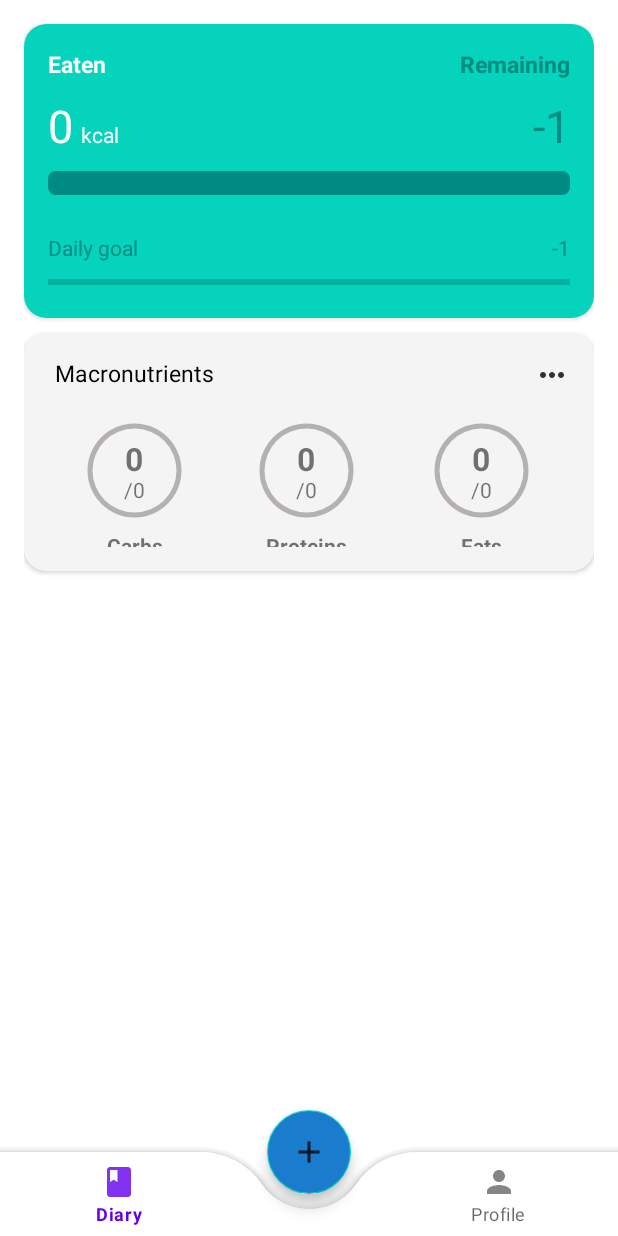
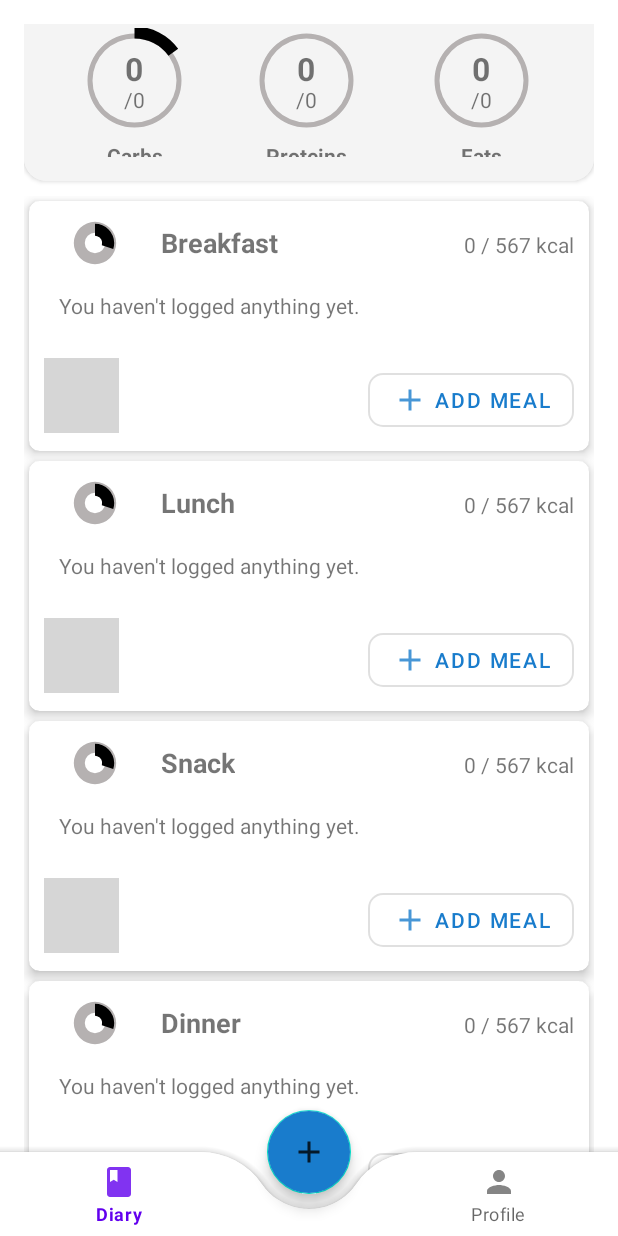
Before and after one commit to n1hadd/VitalityPro, an Android app: the DiaryFragment screen opened directly, with no data from a screen before it, on a phone screen of 412 x 824 dp. Run offline under Robolectric (Android 15) with nearby library versions, the phone set to English and light mode, and no system bars; libraries missing offline, so code that uses them is left out: com.github.mikephil.charting; pictures from the network do not load; Roboto replaces fonts that are not available here; grey boxes are pictures that could not be loaded.

Commit message:
Initial commit

```diff
--- a/app/build.gradle.kts
+++ b/app/build.gradle.kts
@@ -32,7 +32,7 @@ android {
 }
 
 dependencies {
-
+    implementation ("com.github.bumptech.glide:glide:4.16.0")
     implementation(libs.appcompat)
     implementation(libs.material)
     implementation(libs.activity)
--- a/app/src/main/java/com/example/vitalitypro/DiaryFragment.java
+++ b/app/src/main/java/com/example/vitalitypro/DiaryFragment.java
@@ -2,16 +2,8 @@ package com.example.vitalitypro;
 
 import android.content.Context;
 import android.content.SharedPreferences;
-import android.graphics.Color;
 import android.graphics.Typeface;
 import android.os.Bundle;
-
-import androidx.cardview.widget.CardView;
-import androidx.constraintlayout.widget.ConstraintLayout;
-import androidx.fragment.app.Fragment;
-import androidx.fragment.app.FragmentManager;
-import androidx.fragment.app.FragmentTransaction;
-
 import android.text.Spannable;
 import android.text.SpannableString;
 import android.text.style.RelativeSizeSpan;
@@ -26,11 +18,15 @@ import android.widget.RelativeLayout;
 import android.widget.ScrollView;
 import android.widget.TextView;
 
+import androidx.cardview.widget.CardView;
+import androidx.constraintlayout.widget.ConstraintLayout;
+import androidx.fragment.app.Fragment;
+import androidx.fragment.app.FragmentManager;
+import androidx.fragment.app.FragmentTransaction;
+import androidx.recyclerview.widget.LinearLayoutManager;
+import androidx.recyclerview.widget.RecyclerView;
+
 import com.github.mikephil.charting.charts.PieChart;
-import com.github.mikephil.charting.data.PieData;
-import com.github.mikephil.charting.data.PieDataSet;
-import com.github.mikephil.charting.data.PieEntry;
-import com.github.mikephil.charting.utils.ColorTemplate;
 
 import java.util.ArrayList;
 
@@ -82,7 +78,7 @@ public class DiaryFragment extends Fragment {
     }
 
     private static final String TAG = "Diary Fragment";
-    private ConstraintLayout constraintLayout;
+    private ScrollView scrollView;
     private CardView cardView, macronutrients;
     private RelativeLayout cardRelativeLayout;
     private ConstraintLayout macronutrientsConsLayout;
@@ -98,6 +94,9 @@ public class DiaryFragment extends Fragment {
     private RelativeLayout relativeLayout2,relativeLayout3, relativeLayout4;
     private ProgressBar progressCarbs, progressProteins, progressFats;
     private TextView txtCarbs, txtProteins, txtFats;
+    private RecyclerView mealsRecylcerView;
+    private MealRecyclerViewAdapter mealRecyclerViewAdapter;
+
     @Override
     public View onCreateView(LayoutInflater inflater, ViewGroup container,
                              Bundle savedInstanceState) {
@@ -108,7 +107,7 @@ public class DiaryFragment extends Fragment {
         initViews(rootView);
         updateProgressBar(currentProgress);
         initProgressBarsNutrients();
-
+        initMealsRecylcerView();
 
 
         UserDatabaseHandler userDatabaseHandler = new UserDatabaseHandler(getContext());
@@ -117,6 +116,22 @@ public class DiaryFragment extends Fragment {
         dailyGoalCalories.setText(String.valueOf(dailyCalorieIntake));
 
         return rootView;
+    }
+
+    private void initMealsRecylcerView() {
+        ArrayList<Meal> meals = new ArrayList<>();
+        meals.add(new Meal("Breakfast", "https://i.postimg.cc/j5MD919B/english-breakfast.png"));
+        meals.add(new Meal("Lunch", "https://imgur.com/ZJZLqV6"));
+        meals.add(new Meal("Snack", "https://imgur.com/a88mGDd"));
+        meals.add(new Meal("Dinner", "https://imgur.com/iaRmtGv"));
+
+
+        mealRecyclerViewAdapter = new MealRecyclerViewAdapter(requireContext());
+        mealsRecylcerView.setAdapter(mealRecyclerViewAdapter);
+        mealsRecylcerView.setLayoutManager(new LinearLayoutManager(requireContext()));
+
+        mealRecyclerViewAdapter.setMeals(meals);
+
     }
 
     private void initProgressBarsNutrients() {
@@ -199,7 +214,7 @@ public class DiaryFragment extends Fragment {
     }
 
     private void initViews(View rootView) {
-        constraintLayout = rootView.findViewById(R.id.constraintLayout);
+        scrollView = rootView.findViewById(R.id.scrollView);
         cardView = rootView.findViewById(R.id.cardView);
         cardRelativeLayout = rootView.findViewById(R.id.cardRelativeLayout);
         txtEaten = rootView.findViewById(R.id.txtEaten);
@@ -223,5 +238,6 @@ public class DiaryFragment extends Fragment {
         relativeLayout4 = rootView.findViewById(R.id.relativeLayout4);
         progressFats = rootView.findViewById(R.id.progressFats);
         txtFats = rootView.findViewById(R.id.txtFats);
+        mealsRecylcerView = rootView.findViewById(R.id.mealsRecylcerView);
     }
 }
--- a/app/src/main/java/com/example/vitalitypro/MainActivity.java
+++ b/app/src/main/java/com/example/vitalitypro/MainActivity.java
@@ -2,34 +2,18 @@ package com.example.vitalitypro;
 
 import android.content.Intent;
 import android.os.Bundle;
-import android.os.Handler;
-import android.util.Log;
 import android.view.MenuItem;
 import android.view.View;
-import android.view.ViewGroup;
 import android.view.animation.Animation;
 import android.view.animation.TranslateAnimation;
 import android.widget.FrameLayout;
 
-import androidx.activity.EdgeToEdge;
 import androidx.appcompat.app.AppCompatActivity;
 import androidx.constraintlayout.widget.ConstraintLayout;
-import androidx.core.graphics.Insets;
-import androidx.core.view.ViewCompat;
-import androidx.core.view.WindowInsetsCompat;
 import androidx.fragment.app.Fragment;
 
 import com.example.vitalitypro.databinding.ActivityMainBinding;
-import com.google.android.material.button.MaterialButton;
 import com.google.android.material.floatingactionbutton.FloatingActionButton;
-import com.opencsv.CSVReader;
-import com.opencsv.exceptions.CsvValidationException;
-
-import java.io.IOException;
-import java.io.InputStream;
-import java.io.InputStreamReader;
-import java.util.ArrayList;
-import java.util.List;
 
 public class MainActivity extends AppCompatActivity {
 
@@ -56,6 +40,11 @@ public class MainActivity extends AppCompatActivity {
         initBottomNavigationBar();
         initFloatingActionButton();
         openDiaryFragment();
+        initMealsRecylcerView();
+    }
+
+    private void initMealsRecylcerView() {
+
 
     }
 
--- /dev/null
+++ b/app/src/main/java/com/example/vitalitypro/Meal.java
@@ -0,0 +1,35 @@
+package com.example.vitalitypro;
+
+public class Meal {
+    private String title;
+    private String imgUrl;
+
+    public Meal(String title, String imgUrl) {
+        this.title = title;
+        this.imgUrl = imgUrl;
+    }
+
+    @Override
+    public String toString() {
+        return "Meal{" +
+                "title='" + title + '\'' +
+                ", imgUrl='" + imgUrl + '\'' +
+                '}';
+    }
+
+    public String getTitle() {
+        return title;
+    }
+
+    public void setTitle(String title) {
+        this.title = title;
+    }
+
+    public String getImgUrl() {
+        return imgUrl;
+    }
+
+    public void setImgUrl(String imgUrl) {
+        this.imgUrl = imgUrl;
+    }
+}
--- /dev/null
+++ b/app/src/main/java/com/example/vitalitypro/MealRecyclerViewAdapter.java
@@ -0,0 +1,84 @@
+package com.example.vitalitypro;
+
+import android.content.Context;
+import android.util.Log;
+import android.view.LayoutInflater;
+import android.view.View;
+import android.view.ViewGroup;
+import android.widget.ImageView;
+import android.widget.ProgressBar;
+import android.widget.RelativeLayout;
+import android.widget.TextView;
+
+import androidx.annotation.NonNull;
+import androidx.cardview.widget.CardView;
+import androidx.recyclerview.widget.RecyclerView;
+
+import com.bumptech.glide.Glide;
+import com.google.android.material.button.MaterialButton;
+
+import java.util.List;
+
+public class MealRecyclerViewAdapter extends RecyclerView.Adapter<MealRecyclerViewAdapter.ViewHolder> {
+    private static final String TAG = "MealRecylcerViewAdapter";
+    private List<Meal> meals;
+    private Context context;
+
+    public MealRecyclerViewAdapter(Context context) {
+        this.context = context;
+    }
+
+    @NonNull
+    @Override
+    public ViewHolder onCreateViewHolder(@NonNull ViewGroup parent, int viewType) {
+        View view = LayoutInflater.from(parent.getContext()).inflate(R.layout.meal_custom_layout, parent, false);
+        return new ViewHolder(view);
+
+    }
+
+    @Override
+    public void onBindViewHolder(@NonNull ViewHolder holder, int position) {
+        Log.d(TAG, "onBindViewHolder: Started");
+        holder.txtMealTitle.setText(meals.get(position).getTitle());
+        Glide.with(context)
+                .asBitmap()
+                .load(meals.get(position).getImgUrl())
+                .into(holder.imgMeal);
+    }
+
+    @Override
+    public int getItemCount() {
+        return meals.size();
+    }
+
+    public void setMeals(List<Meal> meals) {
+        this.meals = meals;
+        notifyDataSetChanged();
+    }
+
+    public class ViewHolder extends RecyclerView.ViewHolder {
+        private CardView parent;
+        private RelativeLayout collapsedRelativeLayout;
+        private ProgressBar mealCaloriesProgress;
+        private TextView txtMealTitle, emptyLog;
+        private ImageView imgMeal;
+        private MaterialButton btnAddMeal;
+        private RelativeLayout expandedRelativeLayout;
+        private RecyclerView recyclerView;
+
+        public ViewHolder(@NonNull View itemView) {
+            super(itemView);
+            parent = itemView.findViewById(R.id.parent);
+            collapsedRelativeLayout = itemView.findViewById(R.id.collapsedRelativeLayout);
+            mealCaloriesProgress = itemView.findViewById(R.id.mealCaloriesProgress);
+            txtMealTitle = itemView.findViewById(R.id.txtMealTitle);
+            emptyLog = itemView.findViewById(R.id.emptyLog);
+            imgMeal = itemView.findViewById(R.id.imgMeal);
+            btnAddMeal = itemView.findViewById(R.id.btnAddMeal);
+            expandedRelativeLayout = itemView.findViewById(R.id.expandedRelativeLayout);
+            recyclerView = itemView.findViewById(R.id.recyclerView);
+        }
+    }
+
+
+}
--- /dev/null
+++ b/app/src/main/res/drawable/circle_shape_meal_progress.xml
@@ -0,0 +1,11 @@
+<?xml version="1.0" encoding="utf-8"?>
+<shape xmlns:android="http://schemas.android.com/apk/res/android"
+    android:shape="ring"
+    android:thickness="7dp"
+    android:innerRadiusRatio="10"
+    android:useLevel="false">
+
+    <solid
+        android:color="#B5B1B1"/>
+
+</shape>
--- /dev/null
+++ b/app/src/main/res/drawable/custom_circle_progress_bar.xml
@@ -0,0 +1,21 @@
+<?xml version="1.0" encoding="utf-8"?>
+<rotate xmlns:android="http://schemas.android.com/apk/res/android"
+    android:fromDegrees="270"
+    android:toDegrees="270"
+    >
+
+    <shape
+        android:innerRadiusRatio="10"
+        android:shape="ring"
+        android:thickness="8dp"
+        android:useLevel="true"
+        >
+
+        <solid
+            android:color="@color/black"
+            />
+
+
+
+    </shape>
+</rotate>
--- a/app/src/main/res/layout/fragment_diary.xml
+++ b/app/src/main/res/layout/fragment_diary.xml
@@ -1,18 +1,23 @@
 <?xml version="1.0" encoding="utf-8"?>
-<androidx.constraintlayout.widget.ConstraintLayout xmlns:android="http://schemas.android.com/apk/res/android"
+<ScrollView xmlns:android="http://schemas.android.com/apk/res/android"
     xmlns:app="http://schemas.android.com/apk/res-auto"
     xmlns:tools="http://schemas.android.com/tools"
-    android:id="@+id/constraintLayout"
+    android:id="@+id/scrollView"
     android:layout_width="match_parent"
     android:layout_height="match_parent"
     android:padding="16dp"
-    tools:context=".DiaryFragment">
+    tools:context=".DiaryFragment"
+    android:scrollbars="none">
+
+    <androidx.constraintlayout.widget.ConstraintLayout
+        android:id="@+id/constraintLayout"
+        android:layout_width="match_parent"
+        android:layout_height="match_parent">
 
         <FrameLayout
             android:id="@+id/frameLayout"
             android:layout_width="match_parent"
             android:layout_height="match_parent"/>
-
 
         <androidx.cardview.widget.CardView
             android:id="@+id/cardView"
@@ -135,7 +140,6 @@
             android:layout_width="match_parent"
             android:layout_height="0dp"
             android:layout_marginTop="10dp"
-        android:elevation="15dp"
             app:cardCornerRadius="15dp"
             app:layout_constraintBottom_toTopOf="@+id/guideline5"
             app:layout_constraintTop_toBottomOf="@+id/cardView"
@@ -207,7 +211,8 @@
                         android:layout_centerInParent="true"
                         android:background="@drawable/circle_shape"
                         android:indeterminate="false"
-                    android:progressDrawable="@drawable/circle_progress_bar" />
+                        android:progressDrawable="@drawable/circle_progress_bar"
+                        android:progress="15"/>
 
                     <TextView
                         android:id="@+id/txtCarbs"
@@ -321,9 +326,18 @@
             android:orientation="horizontal"
             app:layout_constraintGuide_begin="365dp" />
 
+        <androidx.recyclerview.widget.RecyclerView
+            android:id="@+id/mealsRecylcerView"
+            android:layout_width="match_parent"
+            android:layout_height="wrap_content"
+            app:layout_constraintTop_toBottomOf="@id/macronutrients"
+            android:layout_marginTop="10dp"
+            />
 
-
-
-
+        <RelativeLayout
+            android:layout_width="wrap_content"
+            android:layout_height="100dp"
+            app:layout_constraintTop_toBottomOf="@id/mealsRecylcerView"/>
 
     </androidx.constraintlayout.widget.ConstraintLayout>
+</ScrollView>
--- /dev/null
+++ b/app/src/main/res/layout/meal_custom_layout.xml
@@ -0,0 +1,105 @@
+<?xml version="1.0" encoding="utf-8"?>
+<androidx.cardview.widget.CardView xmlns:android="http://schemas.android.com/apk/res/android"
+    xmlns:app="http://schemas.android.com/apk/res-auto"
+    android:id="@+id/parent"
+    android:layout_width="wrap_content"
+    android:layout_height="wrap_content"
+    app:cardCornerRadius="7dp"
+    app:cardElevation="5dp"
+    android:layout_margin="3dp">
+
+
+    <RelativeLayout
+        android:layout_width="match_parent"
+        android:layout_height="wrap_content">
+
+        <RelativeLayout
+            android:id="@+id/collapsedRelativeLayout"
+            android:layout_width="match_parent"
+            android:layout_height="wrap_content"
+            android:padding="10dp">
+
+            <ProgressBar
+                android:id="@+id/mealCaloriesProgress"
+                style="?android:attr/progressBarStyleHorizontal"
+                android:layout_width="wrap_content"
+                android:layout_height="wrap_content"
+                android:background="@drawable/circle_shape_meal_progress"
+                android:indeterminate="false"
+                android:padding="10dp"
+                android:progress="30"
+                android:progressDrawable="@drawable/custom_circle_progress_bar" />
+
+            <TextView
+                android:id="@+id/txtMealTitle"
+                android:layout_width="wrap_content"
+                android:layout_height="wrap_content"
+                android:layout_marginLeft="10dp"
+                android:layout_marginTop="5dp"
+                android:layout_toRightOf="@id/mealCaloriesProgress"
+                android:text="Meal"
+                android:textSize="18sp"
+                android:textStyle="bold" />
+
+            <TextView
+                android:id="@+id/txtCalories"
+                android:layout_width="wrap_content"
+                android:layout_height="wrap_content"
+                android:layout_alignBaseline="@id/txtMealTitle"
+                android:layout_alignParentEnd="true"
+                android:layout_marginTop="5dp"
+                android:text="0 / 567 kcal" />
+
+            <TextView
+                android:id="@+id/emptyLog"
+                android:layout_width="wrap_content"
+                android:layout_height="wrap_content"
+                android:layout_below="@id/txtMealTitle"
+                android:layout_marginLeft="10dp"
+                android:layout_marginTop="20dp"
+                android:text="You haven't logged anything yet." />
+
+            <ImageView
+                android:id="@+id/imgMeal"
+                android:layout_width="50dp"
+                android:layout_height="50dp"
+                android:layout_marginTop="25dp"
+                android:src="@mipmap/ic_launcher"
+                android:layout_below="@+id/emptyLog"
+                />
+
+            <com.google.android.material.button.MaterialButton
+                android:id="@+id/btnAddMeal"
+                android:layout_width="wrap_content"
+                android:layout_height="wrap_content"
+                android:text="Add meal"
+                android:layout_below="@+id/txtCalories"
+                android:layout_alignParentEnd="true"
+                android:layout_marginTop="70dp"
+                style="@style/Widget.MaterialComponents.Button.OutlinedButton"
+                app:icon="@drawable/ic_add"
+                app:cornerRadius="10dp"
+                android:textColor="@color/main"
+                app:iconTint="@color/main"/>
+
+        </RelativeLayout>
+
+
+        <RelativeLayout
+            android:id="@+id/expandedRelativeLayout"
+            android:layout_width="match_parent"
+            android:layout_height="wrap_content"
+            android:layout_below="@id/collapsedRelativeLayout"
+            android:visibility="gone"
+            android:padding="10dp">
+
+            <androidx.recyclerview.widget.RecyclerView
+                android:layout_width="match_parent"
+                android:layout_height="wrap_content"/>
+        </RelativeLayout>
+    </RelativeLayout>
+
+
+
+
+</androidx.cardview.widget.CardView>
```
Lines whose indentation alone changed are shown as unchanged.
